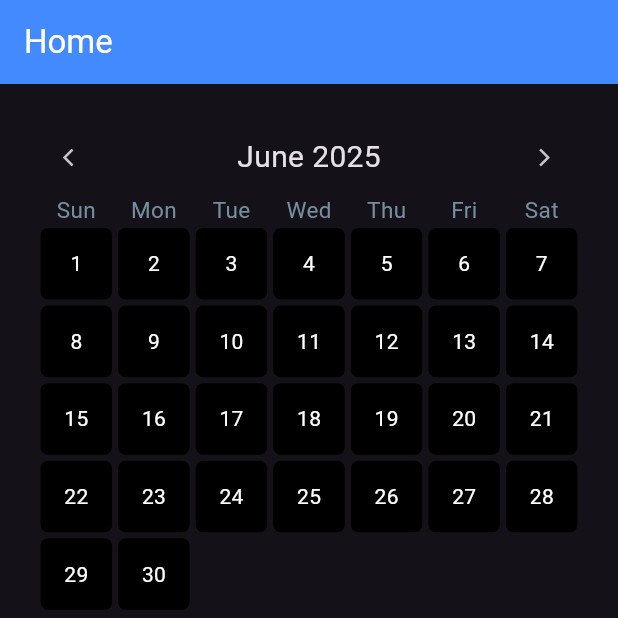
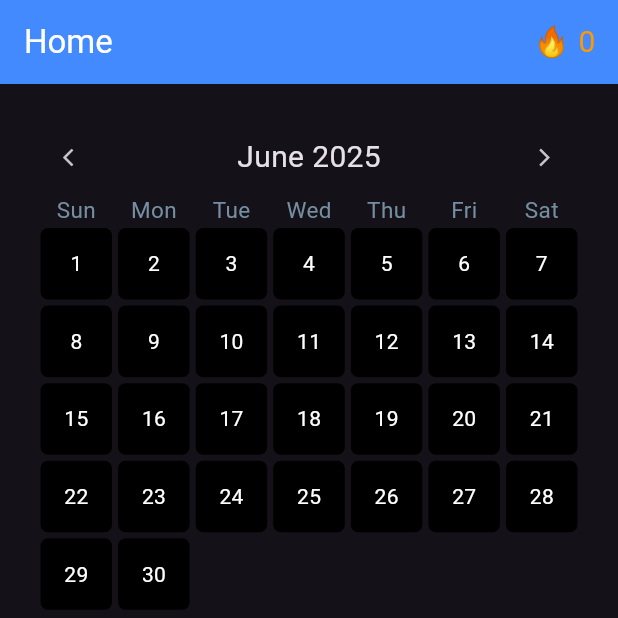
Before and after one commit to AnnambhotlaK/workout_tracker_app, a Flutter app: the screen it shows after launch, on a phone screen of 412 x 824 dp, the top half of it. Run offline on Flutter 3.47's test engine with Material 3 defaults, Android fonts, the phone set to English and light mode, and no system bars; our stand-ins replace flutter_heatmap_calendar, hive_flutter; accounts and stored records are empty.

Commit message:
Added current activity streak
next: start working on adding bottom bar with "stats" page

```diff
--- a/lib/pages/home_page.dart
+++ b/lib/pages/home_page.dart
@@ -159,6 +159,15 @@ class _HomePageState extends State<HomePage> {
             title: const Text('Home'),
             backgroundColor: Colors.blueAccent,
             foregroundColor: Colors.white,
+            actions:
+              <Widget>[
+                //TODO: Get a good fire icon for streak
+                Text(
+                  '🔥 ${Provider.of<SessionData>(context, listen: false).getCurrentStreak()}',
+                  style: const TextStyle(color: Colors.orange, fontSize: 20),
+                ),
+                const Padding(padding: EdgeInsets.only(right: 15)),
+              ],
           ),
           floatingActionButton: FloatingActionButton(
             onPressed: createNewWorkout,
@@ -224,10 +233,9 @@ class _HomePageState extends State<HomePage> {
                               Provider.of<WorkoutData>(context, listen: false)
                                   .isWorkoutActive()) {
                             String name = workoutValue.getActiveWorkout();
-                            ScaffoldMessenger.of(context).showSnackBar(
-                                SnackBar(
-                                    content: Text(
-                                        'Can\'t start with $name already active!')));
+                            ScaffoldMessenger.of(context).showSnackBar(SnackBar(
+                                content: Text(
+                                    'Can\'t start with $name already active!')));
                           }
                         },
                         trailing: const Icon(Icons.arrow_forward_ios),
--- a/lib/session_data/session_data.dart
+++ b/lib/session_data/session_data.dart
@@ -119,6 +119,30 @@ class SessionData extends ChangeNotifier {
     return sessionDb.getStartDate();
   }
 
+  // Get current streak of workouts active
+  // Need to count backwards from current day
+  int getCurrentStreak() {
+    DateTime today = DateTime.now().subtract(const Duration(days: 1));
+    DateTime currDay = DateTime(today.year, today.month, today.day);
+    bool isStreak = true;
+    // streak = 0 if no activity today, else = 1
+    int streak = (heatMapSessionDataset[currDay.add(const Duration(days: 1))] == null) ? 0 : 1;
+    while (isStreak) {
+      // there was activity on day
+      if (heatMapSessionDataset[currDay] == null) {
+        isStreak = false;
+      }
+      // there was not activity on day
+      else {
+        streak++;
+      }
+      // move day to previous
+      currDay = currDay.subtract(const Duration(days: 1));
+    }
+    // Account for today as well
+    return streak;
+  }
+
   // When clicking on a day on heatmap, show scrollable list of
   // sessions completed on date
   void showActivityOnDay(BuildContext context, DateTime date) {
```
